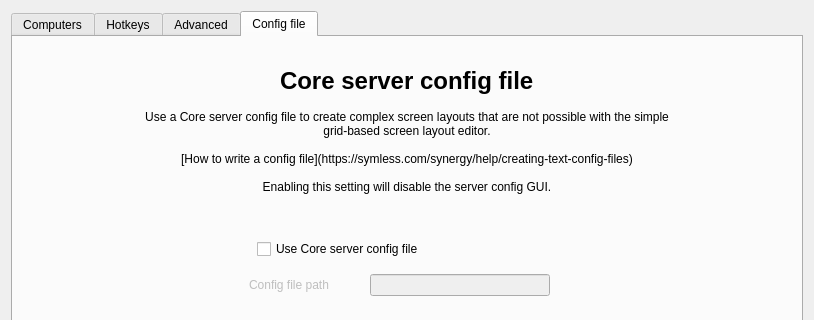
Above: src/gui/src/ServerConfigDialogBase.ui from deskflow/deskflow before the change; both pictures show x 0 to 814 and y 0 to 320 of the 814 by 588 pixel window. Below: the same form after it.
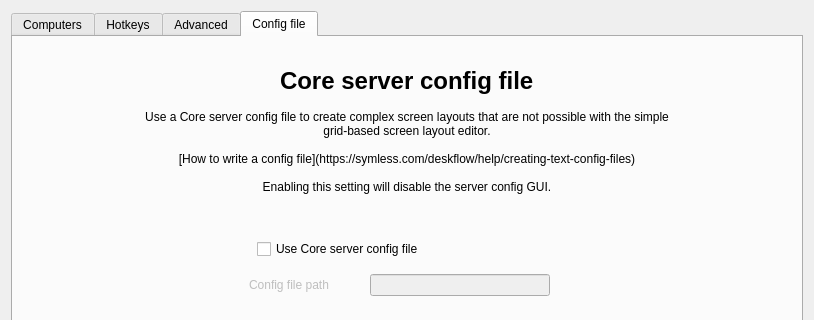
That is the form after the change. Icons and pictures are not drawn. Custom widgets are drawn as their Qt base class.

Commit message: Use Deskflow Name

Patch:
```diff
--- a/src/gui/src/ServerConfigDialogBase.ui
+++ b/src/gui/src/ServerConfigDialogBase.ui
@@ -875,7 +875,7 @@
          <property name="text">
           <string>Use a Core server config file to create complex screen layouts that are not possible with the simple grid-based screen layout editor.
 
-[How to write a config file](https://symless.com/synergy/help/creating-text-config-files)
+[How to write a config file](https://symless.com/deskflow/help/creating-text-config-files)
 
 Enabling this setting will disable the server config GUI.</string>
          </property>
```
The commit also changes 685 other files.
